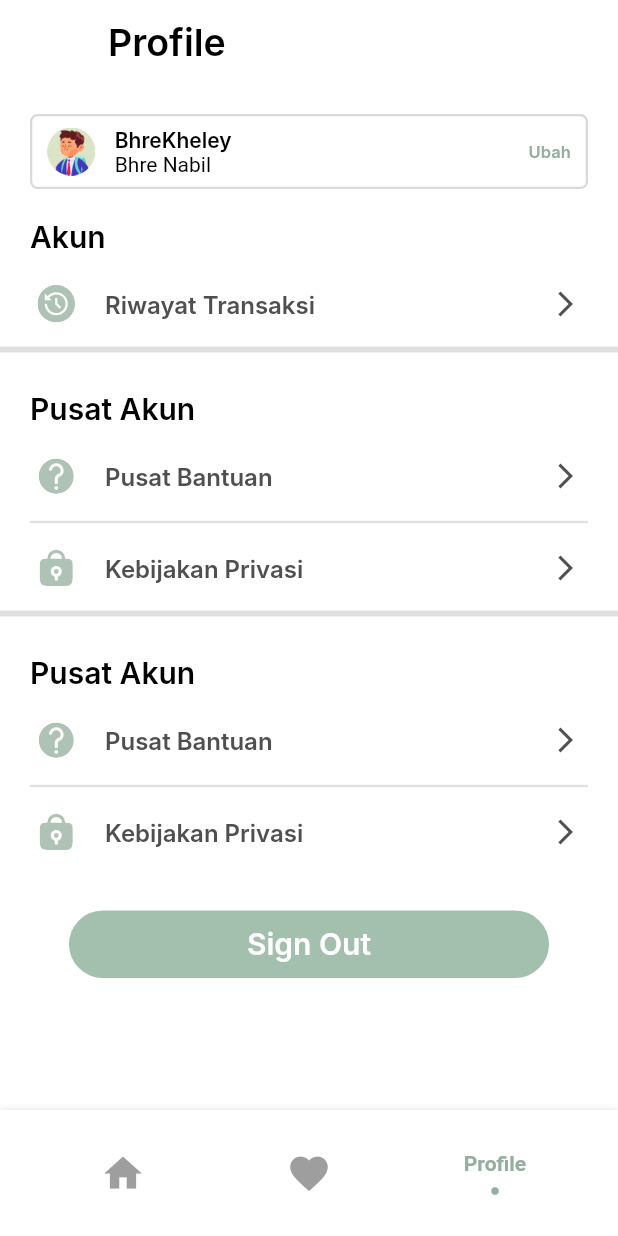
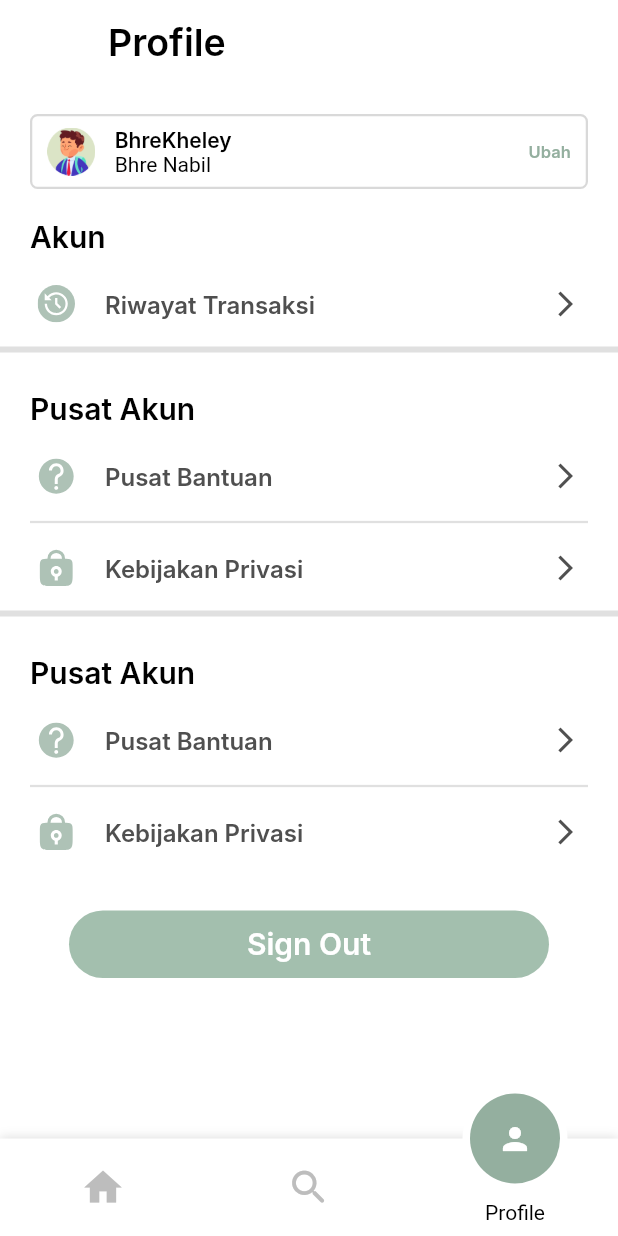
Before and after one commit to BhreKheley/Variegata_Project, a Flutter app: the BotNavbar screen opened directly, item 3 of the bottom bar chosen, on a phone screen of 412 x 824 dp. Run offline on Flutter 3.47's test engine with Material 2 defaults, Android fonts, the light colour scheme and no system bars; drawn by our look-alikes of flashy_tab_bar2, motion_tab_bar_v2; our stand-ins replace animated_splash_screen, carousel_slider, flutter_dash, flutter_svg, readmore, smooth_page_indicator; network calls fail; Roboto replaces fonts that are missing (Inter).

Commit message:
[BN] Ganti bottom navbar

```diff
--- a/lib/common/widget/bottom_navbar.dart
+++ b/lib/common/widget/bottom_navbar.dart
@@ -1,58 +1,60 @@
-import 'package:flashy_tab_bar2/flashy_tab_bar2.dart';
 import 'package:flutter/material.dart';
+import 'package:motion_tab_bar_v2/motion-tab-bar.dart';
+import 'package:variegata_project/pages/catalog_shop/dashboard_catalog.dart';
 import 'package:variegata_project/pages/dashboard/dashboard_page.dart';
 import 'package:variegata_project/pages/profile_page.dart';
 
 class BotNavbar extends StatefulWidget {
-  const BotNavbar({super.key});
+  const BotNavbar({Key? key}) : super(key: key);
 
   @override
   State<BotNavbar> createState() => _BotNavbarState();
 }
 
 class _BotNavbarState extends State<BotNavbar> {
+  // ignore: unused_field
   int _selectedIndex = 0;
+  PageController _pageController = PageController(initialPage: 0);
 
   List<Widget> tabItems = [
     DashboardPage(),
-    Center(child: Text("nabil asu")),
+    const KatalogShop(),
     ProfilePage(),
   ];
 
   @override
   Widget build(BuildContext context) {
     return Scaffold(
-      body: Center(
-        child: tabItems[_selectedIndex],
+      body: PageView(
+        controller: _pageController,
+        onPageChanged: (index) {
+          setState(() {
+            _selectedIndex = index;
+          });
+        },
+        children: tabItems,
       ),
-      bottomNavigationBar: FlashyTabBar(
-        animationCurve: Curves.linear,
-        selectedIndex: _selectedIndex,
-        iconSize: 30,
-        showElevation: true, // use this to remove appBar's elevation
-        onItemSelected: (index) => setState(() {
-          _selectedIndex = index;
-        }),
-        items: [
-          FlashyTabBarItem(
-            icon: Icon(Icons.home),
-            title: Text('Home'),
-            activeColor: Color(0xFF94AF9F),
-            inactiveColor: Colors.grey,
-          ),
-          FlashyTabBarItem(
-            icon: Icon(Icons.favorite),
-            title: Text('Wishlist'),
-            activeColor: Color(0xFF94AF9F),
-            inactiveColor: Colors.grey,
-          ),
-          FlashyTabBarItem(
-            icon: Icon(Icons.person_2_sharp),
-            title: Text('Profile'),
-            activeColor: Color(0xFF94AF9F),
-            inactiveColor: Colors.grey,
-          ),
+      bottomNavigationBar: MotionTabBar(
+        labels: const ["Home", "Search", "Profile"],
+        initialSelectedTab: "Home",
+        tabIconColor: Colors.grey[400],
+        tabSelectedColor: const Color(0xFF94AF9F),
+        onTabItemSelected: (int index) {
+          setState(() {
+            _selectedIndex = index;
+            _pageController.animateToPage(
+              index,
+              duration: const Duration(milliseconds: 300),
+              curve: Curves.easeInOut,
+            );
+          });
+        },
+        icons: const [
+          Icons.home,
+          Icons.search_rounded,
+          Icons.person,
         ],
+        textStyle: const TextStyle(color: Colors.black),
       ),
     );
   }
--- a/lib/main.dart
+++ b/lib/main.dart
@@ -1,4 +1,5 @@
 import 'package:flutter/material.dart';
+import 'package:variegata_project/pages/budidaya/budidaya_detail.dart';
 import 'package:variegata_project/pages/screens/SplashScreen.dart';
 
 void main() {
@@ -17,7 +18,7 @@
       theme: ThemeData(
         primarySwatch: Colors.red,
       ),
-      home: SplashScreen(),
+      home: DetailBudidaya(),
     );
   }
 }
--- a/pubspec.yaml
+++ b/pubspec.yaml
@@ -50,6 +50,7 @@
   flashy_tab_bar2: ^0.0.6
   curved_navigation_bar: ^1.0.3
   flutter_screenutil: ^5.8.4
+  motion_tab_bar_v2: ^0.3.0
 
 dev_dependencies:
   flutter_test:
```
Also changed, not shown: lib/API/model_bmkg.dart (added, +171 -0 lines), lib/pages/catalog_shop/wishlist.dart (added, +100 -0 lines), lib/pages/screens/onboarding/welcome_page.dart (+15 -7 lines), assets/img/wishlist.png (added), pubspec.lock.
